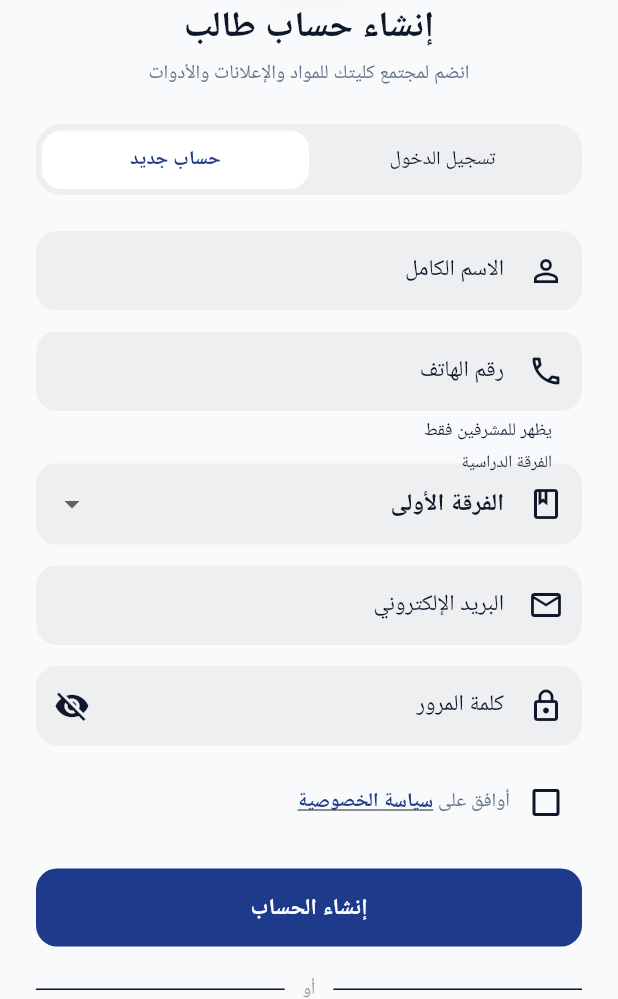
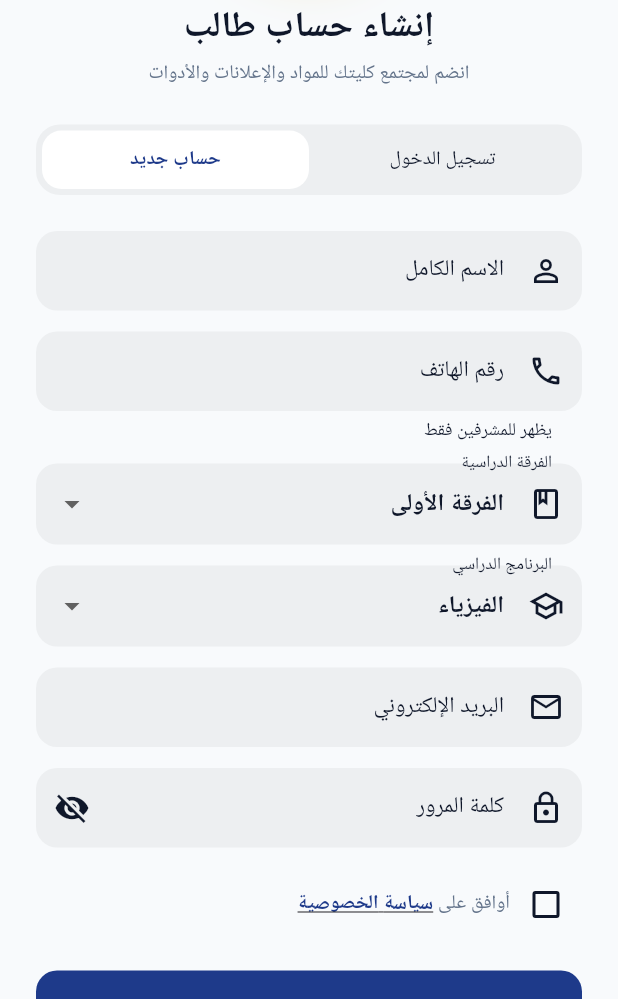
Before and after one commit to gamalzakareya6-star/GenZoo-app, a Flutter app: the screen it shows after launch, after a tap on "حساب جديد", on a phone screen of 412 x 824 dp, the part 237-1236 px from its top. Run offline on Flutter 3.47's test engine with Material 3 defaults, Android fonts, the phone set to English and light mode, and no system bars; our stand-ins replace audioplayers, cloud_firestore, file_picker, firebase_auth, firebase_core, firebase_messaging and 14 more; missing offline and left inert: background_downloader, pdfx, record; accounts and stored records are empty; Roboto replaces fonts that are missing (Cairo).

Commit message:
Add academic program selection and profile avatars
Implement unified program selection, camera/gallery profile photos, and avatar display across GenZoo.

```diff
--- a/lib/core/constants/app_constants.dart
+++ b/lib/core/constants/app_constants.dart
@@ -16,6 +16,32 @@ class AppConstants {
     'الفرقة الثالثة',
     'الفرقة الرابعة',
     'دراسات عليا',
+  ];
+
+  // البرامج الدراسية كما وردت في لائحة البكالوريوس - قائمة موحدة للاختيار.
+  static const List<String> academicPrograms = [
+    'الفيزياء',
+    'الرياضيات',
+    'الكيمياء',
+    'الجيولوجيا',
+    'علم النبات',
+    'علم الحيوان',
+    'الحشرات',
+    'جيولوجيا البترول',
+    'الجيوفيزياء',
+    'الفيزياء والكيمياء',
+    'الفيزياء والجيولوجيا',
+    'الفيزياء وعلوم الحاسب',
+    'الكيمياء والجيولوجيا',
+    'الكيمياء والكيمياء الحيوية',
+    'الكيمياء والنبات',
+    'الكيمياء والحيوان',
+    'الكيمياء والحشرات',
+    'الكيمياء والميكروبيولوجي',
+    'الرياضيات البحتة والفيزياء',
+    'الرياضيات البحتة وعلوم الحاسب',
+    'رياضيات بحتة وإحصاء',
+    'الفيزياء وعلوم الليزر',
   ];
 
   // Departments (used to organise the study materials).
--- a/lib/core/services/auth_service.dart
+++ b/lib/core/services/auth_service.dart
@@ -74,6 +74,7 @@ class AuthService {
     required String password,
     required String displayName,
     required String academicYear,
+    required String program,
     String? phone,
   }) async {
     final result =
@@ -94,6 +95,7 @@ class AuthService {
       displayName: displayName.trim(),
       role: UserRole.student,
       academicYear: academicYear,
+      program: program,
       phone: phone,
       createdAt: DateTime.now(),
     );
--- a/lib/models/user_model.dart
+++ b/lib/models/user_model.dart
@@ -8,6 +8,7 @@ class AppUser {
   final String displayName;
   final UserRole role;
   final String? academicYear;
+  final String? program;
   final String? studentId;
   final String? phone;
   final String? bio;
@@ -21,6 +22,7 @@ class AppUser {
     required this.displayName,
     this.role = UserRole.student,
     this.academicYear,
+    this.program,
     this.studentId,
     this.phone,
     this.bio,
@@ -32,6 +34,7 @@ class AppUser {
   AppUser copyWith({
     String? displayName,
     String? academicYear,
+    String? program,
     String? phone,
     String? bio,
     String? department,
@@ -44,6 +47,7 @@ class AppUser {
         displayName: displayName ?? this.displayName,
         role: role,
         academicYear: academicYear ?? this.academicYear,
+        program: program ?? this.program,
         studentId: studentId,
         phone: phone ?? this.phone,
         bio: bio ?? this.bio,
@@ -69,6 +73,7 @@ class AppUser {
               ? UserRole.admin
               : UserRole.student,
       academicYear: data['academicYear'] as String?,
+      program: data['program'] as String?,
       studentId: data['studentId'] as String?,
       phone: data['phone'] as String?,
       bio: data['bio'] as String?,
@@ -85,6 +90,7 @@ class AppUser {
       'displayName': displayName,
       'role': role == UserRole.superAdmin ? 'superAdmin' : (role == UserRole.admin ? 'admin' : 'student'),
       'academicYear': academicYear,
+      if (program != null) 'program': program,
       'studentId': studentId,
       if (phone != null) 'phone': phone,
       if (bio != null) 'bio': bio,
--- a/lib/screens/admin/students_screen.dart
+++ b/lib/screens/admin/students_screen.dart
@@ -64,6 +64,7 @@ class _StudentsScreenState extends State<StudentsScreen> {
                         title: Text(u.displayName),
                         subtitle: Text([
                           if (u.academicYear != null) u.academicYear!,
+                          if (u.program != null) u.program!,
                           if (u.department != null) u.department!,
                           phone.isEmpty ? 'لا يوجد رقم' : phone,
                         ].join(' • '), style: const TextStyle(fontSize: 12)),
--- a/lib/screens/auth/login_screen.dart
+++ b/lib/screens/auth/login_screen.dart
@@ -34,6 +34,7 @@ class _LoginScreenState extends State<LoginScreen> {
       TextEditingController();
 
   String _selectedYear = AppConstants.academicYears.first;
+  String _selectedProgram = AppConstants.academicPrograms.first;
 
   @override
   void initState() {
@@ -121,6 +122,7 @@ class _LoginScreenState extends State<LoginScreen> {
         password: _passwordController.text,
         displayName: _nameController.text.trim(),
         academicYear: _selectedYear,
+        program: _selectedProgram,
         phone: normalizePhone(_phoneController.text),
       );
     } else {
@@ -428,6 +430,22 @@ class _LoginScreenState extends State<LoginScreen> {
                             },
                           ),
                           const SizedBox(height: 14),
+
+                          DropdownButtonFormField<String>(
+                            value: _selectedProgram,
+                            isExpanded: true,
+                            decoration: const InputDecoration(
+                              labelText: 'البرنامج الدراسي',
+                              prefixIcon: Icon(Icons.school_outlined),
+                            ),
+                            items: AppConstants.academicPrograms.map((program) =>
+                              DropdownMenuItem<String>(value: program, child: Text(program, overflow: TextOverflow.ellipsis))
+                            ).toList(),
+                            onChanged: (value) {
+                              if (value != null) setState(() => _selectedProgram = value);
+                            },
+                          ),
+                          const SizedBox(height: 14),
                         ],
 
                         TextFormField(
--- a/lib/screens/main_navigation_screen.dart
+++ b/lib/screens/main_navigation_screen.dart
@@ -71,6 +71,8 @@ class _MainNavigationScreenState extends State<MainNavigationScreen> {
       appBar: AppBar(
         title: Row(
           children: [
+            UserAvatar(name: user.displayName, photoUrl: user.photoUrl, uid: user.uid, radius: 19),
+            const SizedBox(width: 10),
             const AppLogo(size: 38, hero: true),
             const SizedBox(width: 10),
             Column(
--- a/pubspec.yaml
+++ b/pubspec.yaml
@@ -45,6 +45,7 @@ dependencies:
   pdf: ^3.11.1
   file_picker: ^8.1.2
   image: ^4.2.0
+  image_picker: ^1.1.2
   flutter_secure_storage: ^9.2.2
   background_downloader: ^8.5.0
   timezone: any
```
Also changed, not shown: lib/providers/auth_provider.dart (+7 -0 lines), lib/screens/camps/camp_chat.dart (+12 -13 lines), lib/screens/settings/profile_screen.dart (+23 -4 lines).
